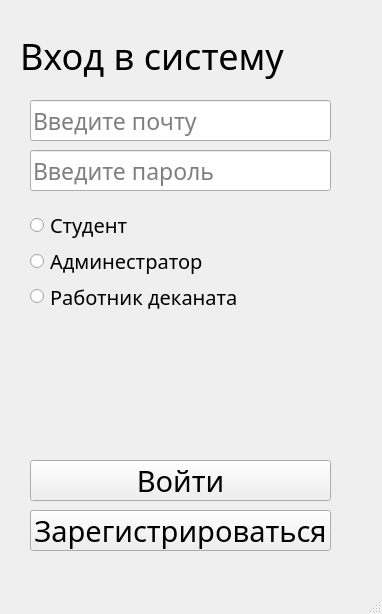
First picture: the form in App/Design/untitled.ui, repository rokisto2/AccomidationForStudent, before the edit.
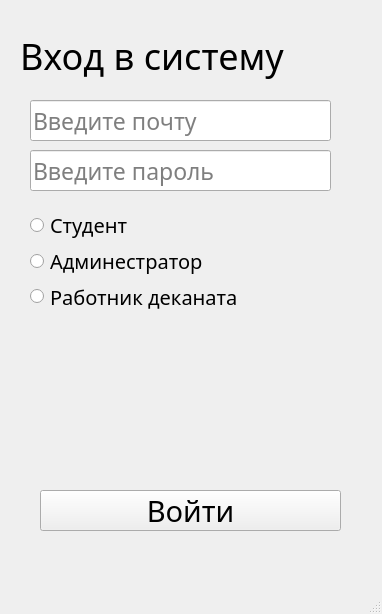
Second picture: the form after the edit.

Commit message: add Run Server

```diff
--- a/App/Design/untitled.ui
+++ b/App/Design/untitled.ui
@@ -86,8 +86,8 @@
    <widget class="QPushButton" name="loginButton">
     <property name="geometry">
      <rect>
-      <x>30</x>
-      <y>460</y>
+      <x>40</x>
+      <y>490</y>
       <width>301</width>
       <height>41</height>
      </rect>
@@ -111,35 +111,7 @@
      <bool>false</bool>
     </property>
    </widget>
-   <widget class="QPushButton" name="loginButton_2">
-    <property name="geometry">
-     <rect>
-      <x>30</x>
-      <y>510</y>
-      <width>301</width>
-      <height>41</height>
-     </rect>
-    </property>
-    <property name="font">
-     <font>
-      <family>Ubuntu Mono</family>
-      <pointsize>22</pointsize>
-     </font>
-    </property>
-    <property name="text">
-     <string>Зарегистрироваться</string>
-    </property>
-    <property name="checkable">
-     <bool>false</bool>
-    </property>
-    <property name="checked">
-     <bool>false</bool>
-    </property>
-    <property name="autoDefault">
-     <bool>false</bool>
-    </property>
-   </widget>
-   <widget class="QWidget" name="">
+   <widget class="QWidget" name="layoutWidget">
     <property name="geometry">
      <rect>
       <x>30</x>
```
The commit also changes 1 other file.
